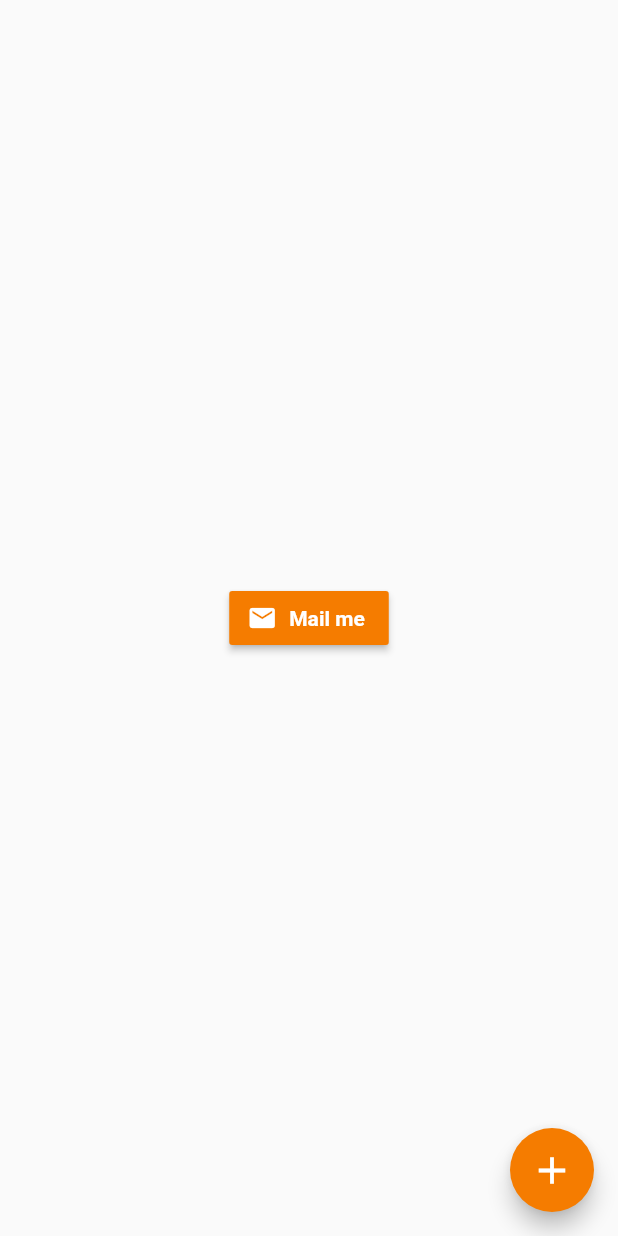
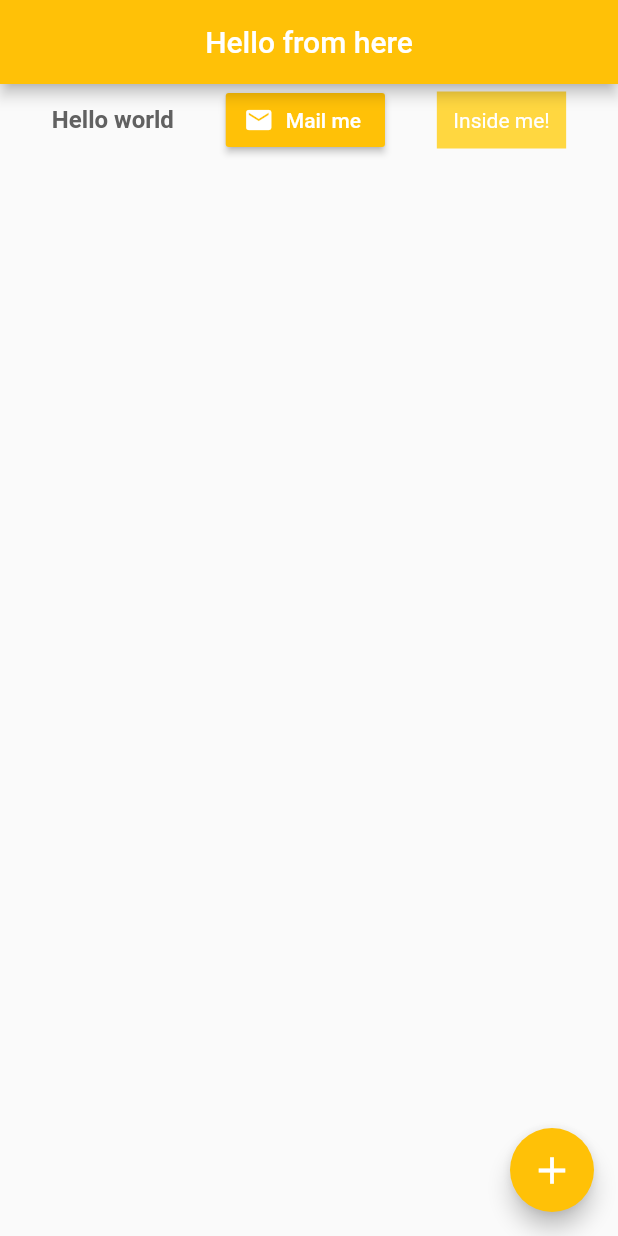
Before and after one commit to TenPetr/flutter-helloworld, a Flutter app: the screen it shows after launch, on a phone screen of 412 x 824 dp. Run offline on Flutter 3.47's test engine with Material 2 defaults, Android fonts, the phone set to English and light mode, and no system bars.

Commit message:
Added rows

```diff
--- a/lib/main.dart
+++ b/lib/main.dart
@@ -8,8 +8,26 @@ class Home extends StatelessWidget {
   @override
   Widget build(BuildContext context) {
     return Scaffold(
-      body: Center(
-        child: RaisedButton.icon(
+      appBar: AppBar(
+        title: Text(
+          "Hello from here",
+          style: TextStyle(color: Colors.white),
+        ),
+        centerTitle: true,
+        backgroundColor: Colors.amber,
+      ),
+      body: Row(
+        mainAxisAlignment: MainAxisAlignment.spaceEvenly,
+        children: <Widget>[
+          Text(
+            "Hello world",
+            style: TextStyle(
+                color: Colors.grey[700],
+                fontSize: 16,
+                fontWeight: FontWeight.bold),
+          ),
+          RaisedButton.icon(
+            onPressed: () {},
             icon: Icon(
               Icons.mail,
               color: Colors.white,
@@ -17,16 +35,19 @@ class Home extends StatelessWidget {
             ),
             label: Text(
               "Mail me",
-            style: TextStyle(
-                fontWeight: FontWeight.bold,
-                color: Colors.white,
-                fontFamily: "Roboto"),
+              style: TextStyle(color: Colors.white),
             ),
-          color: Colors.orange[700],
-          onPressed: () {
-            click();
-          },
+            color: Colors.amber,
           ),
+          Container(
+            color: Colors.amberAccent,
+            padding: EdgeInsets.all(11),
+            child: Text(
+              "Inside me!",
+              style: TextStyle(color: Colors.white),
+            ),
+          )
+        ],
       ),
       floatingActionButton: FloatingActionButton(
         child: Icon(
@@ -37,7 +58,7 @@ class Home extends StatelessWidget {
         onPressed: () {
           click();
         },
-        backgroundColor: Colors.orange[700],
+        backgroundColor: Colors.amber,
       ),
     );
   }
--- a/pubspec.yaml
+++ b/pubspec.yaml
@@ -57,8 +57,5 @@ flutter:
     - family: CourierPrime
       fonts:
         - asset: fonts/CourierPrime-Regular.ttf
-    - family: Roboto
-      fonts:
-        - asset: fonts/Roboto-Thin.ttf
   # For details regarding fonts from package dependencies,
   # see https://flutter.dev/custom-fonts/#from-packages
```
Also changed, not shown: assets/background.jpg (added), assets/da.jpg (added), fonts/CourierPrime-Regular.ttf (added), fonts/Roboto-Thin.ttf (added). Lines whose indentation alone changed are shown as unchanged.
